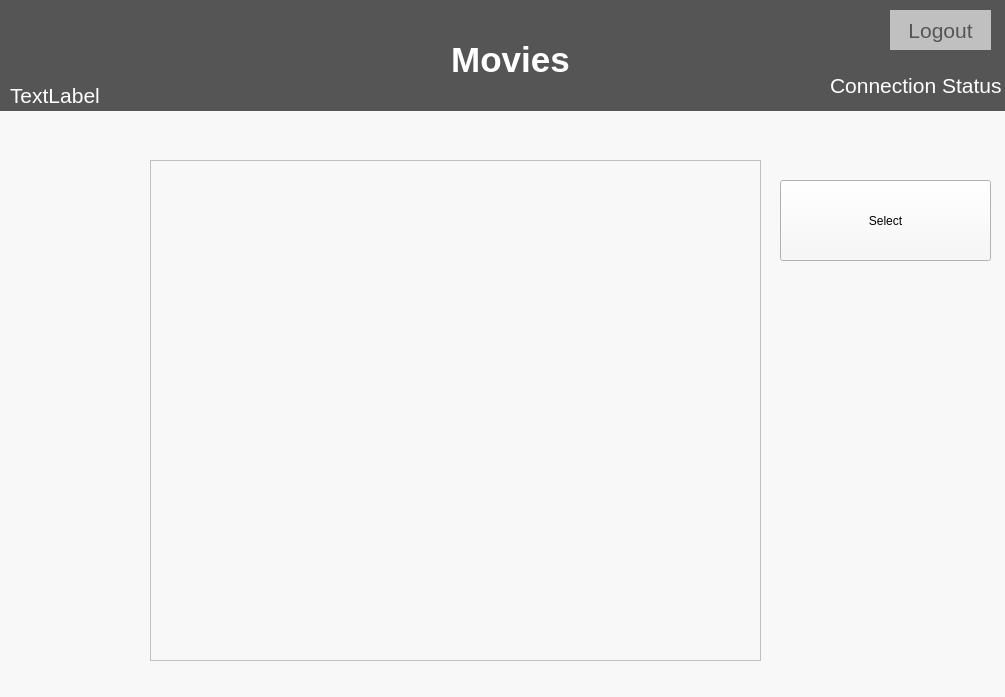
LuciaCG/Bluebird, file QT/mainwindow.ui: the form before one commit.
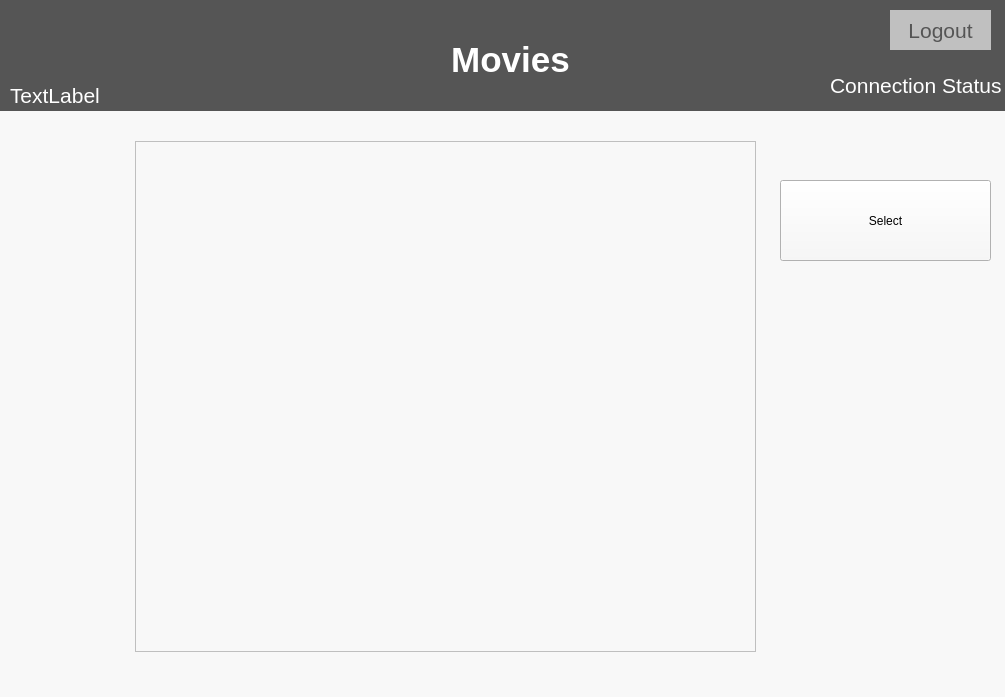
The form after the commit.

```diff
--- a/QT/mainwindow.ui
+++ b/QT/mainwindow.ui
@@ -26,64 +26,6 @@
    <string notr="true">background-color: #f8f8f8;</string>
   </property>
   <widget class="QWidget" name="centralWidget">
-   <widget class="QTableView" name="tableView">
-    <property name="geometry">
-     <rect>
-      <x>150</x>
-      <y>160</y>
-      <width>611</width>
-      <height>501</height>
-     </rect>
-    </property>
-    <property name="minimumSize">
-     <size>
-      <width>611</width>
-      <height>501</height>
-     </size>
-    </property>
-    <property name="autoFillBackground">
-     <bool>false</bool>
-    </property>
-    <property name="styleSheet">
-     <string notr="true">QHeaderView::section { background-color:#555555; color:#FFFFFF; font-weight:bold;}</string>
-    </property>
-    <property name="verticalScrollBarPolicy">
-     <enum>Qt::ScrollBarAsNeeded</enum>
-    </property>
-    <property name="horizontalScrollBarPolicy">
-     <enum>Qt::ScrollBarAsNeeded</enum>
-    </property>
-    <property name="sizeAdjustPolicy">
-     <enum>QAbstractScrollArea::AdjustToContentsOnFirstShow</enum>
-    </property>
-    <property name="editTriggers">
-     <set>QAbstractItemView::NoEditTriggers</set>
-    </property>
-    <property name="tabKeyNavigation">
-     <bool>false</bool>
-    </property>
-    <property name="selectionMode">
-     <enum>QAbstractItemView::SingleSelection</enum>
-    </property>
-    <property name="selectionBehavior">
-     <enum>QAbstractItemView::SelectRows</enum>
-    </property>
-    <attribute name="horizontalHeaderDefaultSectionSize">
-     <number>100</number>
-    </attribute>
-    <attribute name="horizontalHeaderHighlightSections">
-     <bool>false</bool>
-    </attribute>
-    <attribute name="horizontalHeaderMinimumSectionSize">
-     <number>50</number>
-    </attribute>
-    <attribute name="horizontalHeaderStretchLastSection">
-     <bool>false</bool>
-    </attribute>
-    <attribute name="verticalHeaderVisible">
-     <bool>false</bool>
-    </attribute>
-   </widget>
    <widget class="QWidget" name="Header" native="true">
     <property name="geometry">
      <rect>
@@ -203,6 +145,37 @@
      <string>Select</string>
     </property>
    </widget>
+   <widget class="QTableWidget" name="tableWidget">
+    <property name="geometry">
+     <rect>
+      <x>135</x>
+      <y>141</y>
+      <width>621</width>
+      <height>511</height>
+     </rect>
+    </property>
+    <property name="styleSheet">
+     <string notr="true">QHeaderView::section { background-color:#555555; color:#FFFFFF; font-weight:bold;}</string>
+    </property>
+    <property name="horizontalScrollBarPolicy">
+     <enum>Qt::ScrollBarAlwaysOff</enum>
+    </property>
+    <property name="editTriggers">
+     <set>QAbstractItemView::NoEditTriggers</set>
+    </property>
+    <property name="tabKeyNavigation">
+     <bool>false</bool>
+    </property>
+    <property name="selectionBehavior">
+     <enum>QAbstractItemView::SelectRows</enum>
+    </property>
+    <attribute name="horizontalHeaderHighlightSections">
+     <bool>false</bool>
+    </attribute>
+    <attribute name="verticalHeaderVisible">
+     <bool>false</bool>
+    </attribute>
+   </widget>
    <zorder>select</zorder>
    <zorder>Header</zorder>
    <zorder>tableView</zorder>
```
Left out of the diff: 2 changed lines with no effect on the pictures.
